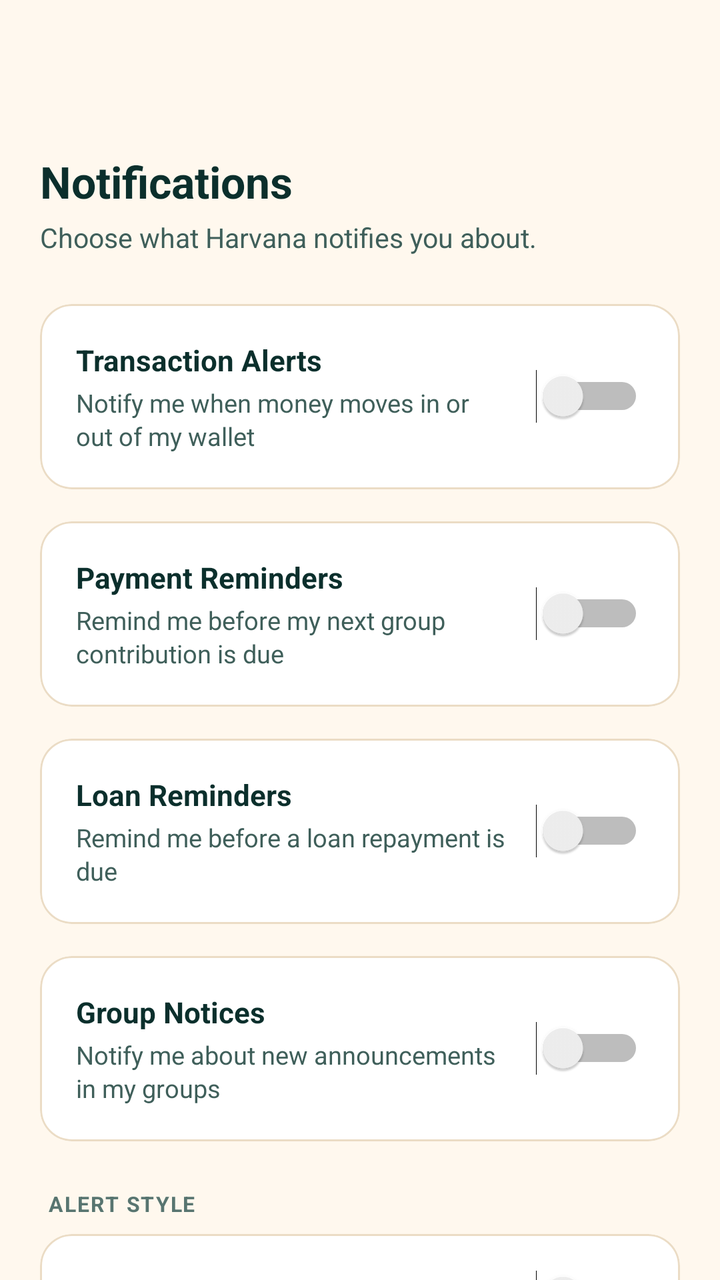
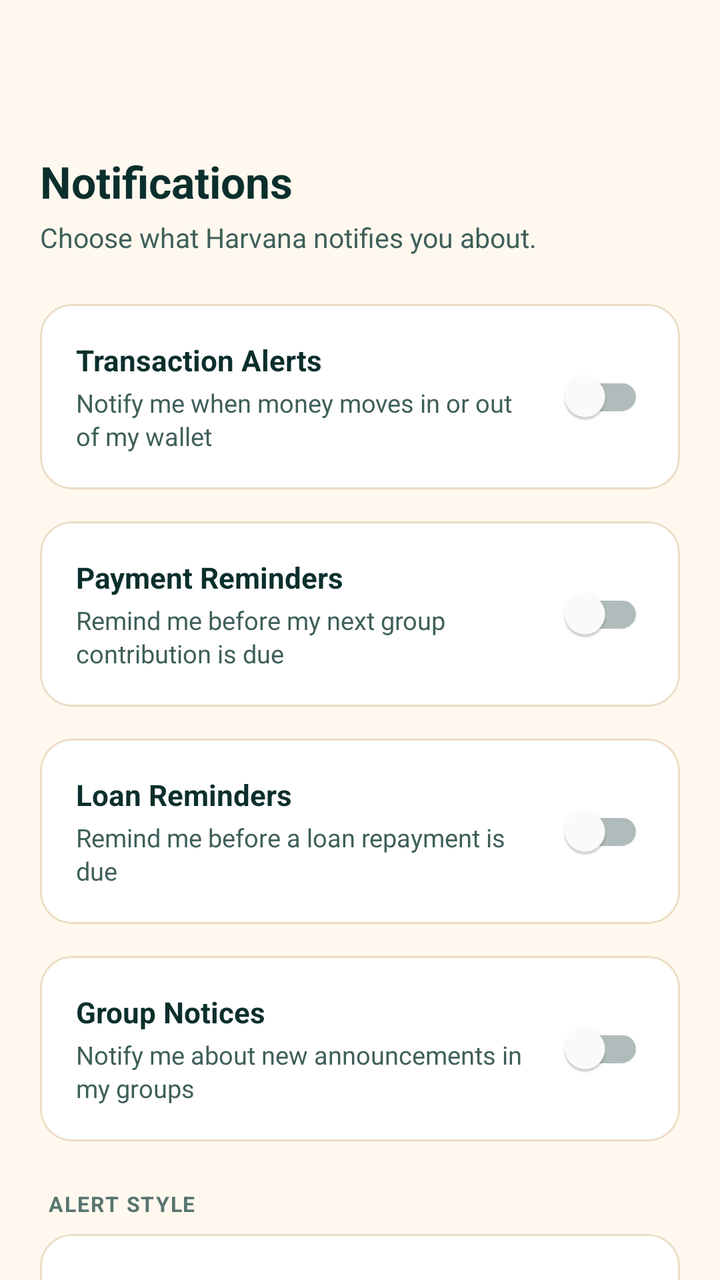

Before-and-after screenshots of an Android layout around one commit, followed by the original layout XML and the change that was made.
<!-- AndroidManifest.xml: application theme AppTheme -->
<!-- res/layout/notification_settings.xml -->
<androidx.coordinatorlayout.widget.CoordinatorLayout
	xmlns:android="http://schemas.android.com/apk/res/android"
	xmlns:app="http://schemas.android.com/apk/res-auto"
	xmlns:tools="http://schemas.android.com/tools"
	android:id="@+id/_coordinator"
	android:layout_width="match_parent"
	android:layout_height="match_parent">
	<com.google.android.material.appbar.AppBarLayout
		android:id="@+id/_app_bar"
		android:layout_width="match_parent"
		android:layout_height="wrap_content"
		android:theme="@style/AppTheme.AppBarOverlay"
		app:elevation="0dp"
		android:stateListAnimator="@null">
		<androidx.appcompat.widget.Toolbar
			android:id="@+id/_toolbar"
			android:layout_width="match_parent"
			android:layout_height="?attr/actionBarSize"
			android:background="?attr/appBarColor"
			app:popupTheme="@style/AppTheme.PopupOverlay" />
	</com.google.android.material.appbar.AppBarLayout>
	<androidx.core.widget.NestedScrollView
		android:layout_width="match_parent"
		android:layout_height="match_parent"
		android:fillViewport="true"
		android:overScrollMode="never"
		app:layout_behavior="@string/appbar_scrolling_view_behavior">
		<LinearLayout
			android:id="@+id/linear62"
			android:layout_width="match_parent"
			android:layout_height="wrap_content"
			android:padding="20dp"
			android:orientation="vertical">
			<TextView
				android:id="@+id/textview74"
				android:layout_width="wrap_content"
				android:layout_height="wrap_content"
				android:text="Notifications"
				android:textSize="22sp"
				android:textStyle="bold"
				android:textColor="@color/colorTextPrimary" />
			<TextView
				android:id="@+id/textview75"
				android:layout_width="match_parent"
				android:layout_height="wrap_content"
				android:layout_marginTop="4dp"
				android:layout_marginBottom="24dp"
				android:text="Choose what Harvana notifies you about."
				android:textColor="@color/colorTextSecondary"
				android:textSize="13.5sp"
				android:lineSpacingExtra="3dp" />
			<com.google.android.material.card.MaterialCardView
				android:id="@+id/cardview14"
				android:layout_width="match_parent"
				android:layout_height="wrap_content"
				android:layout_marginBottom="16dp"
				app:cardBackgroundColor="@color/colorSurface"
				app:cardCornerRadius="16dp"
				app:cardElevation="0dp"
				app:strokeColor="@color/colorCardStroke"
				app:strokeWidth="1dp">
				<LinearLayout
					android:id="@+id/linear63"
					android:layout_width="match_parent"
					android:layout_height="wrap_content"
					android:padding="18dp"
					android:gravity="center_vertical"
					android:orientation="horizontal">
					<LinearLayout
						android:id="@+id/linear64"
						android:layout_width="0dp"
						android:layout_height="wrap_content"
						android:orientation="vertical"
						android:layout_weight="1">
						<TextView
							android:id="@+id/textview76"
							android:layout_width="wrap_content"
							android:layout_height="wrap_content"
							android:text="Transaction Alerts"
							android:textStyle="bold"
							android:textColor="@color/colorTextPrimary"
							android:textSize="14.5sp" />
						<TextView
							android:id="@+id/textview77"
							android:layout_width="match_parent"
							android:layout_height="wrap_content"
							android:layout_marginTop="3dp"
							android:text="Notify me when money moves in or out of my wallet"
							android:textColor="@color/colorTextSecondary"
							android:textSize="12.5sp"
							android:lineSpacingExtra="2dp" />
					</LinearLayout>
					<Switch
						android:id="@+id/switchTransactionAlerts"
						android:layout_width="wrap_content"
						android:layout_height="wrap_content"
						android:textSize="12sp"
						android:layout_marginStart="12dp" />
				</LinearLayout>
			</com.google.android.material.card.MaterialCardView>
			<com.google.android.material.card.MaterialCardView
				android:id="@+id/cardview15"
				android:layout_width="match_parent"
				android:layout_height="wrap_content"
				android:layout_marginBottom="16dp"
				app:cardBackgroundColor="@color/colorSurface"
				app:cardCornerRadius="16dp"
				app:cardElevation="0dp"
				app:strokeColor="@color/colorCardStroke"
				app:strokeWidth="1dp">
				<LinearLayout
					android:id="@+id/linear65"
					android:layout_width="match_parent"
					android:layout_height="wrap_content"
					android:padding="18dp"
					android:gravity="center_vertical"
					android:orientation="horizontal">
					<LinearLayout
						android:id="@+id/linear66"
						android:layout_width="0dp"
						android:layout_height="wrap_content"
						android:orientation="vertical"
						android:layout_weight="1">
						<TextView
							android:id="@+id/textview78"
							android:layout_width="wrap_content"
							android:layout_height="wrap_content"
							android:text="Payment Reminders"
							android:textStyle="bold"
							android:textColor="@color/colorTextPrimary"
							android:textSize="14.5sp" />
						<TextView
							android:id="@+id/textview79"
							android:layout_width="match_parent"
							android:layout_height="wrap_content"
							android:layout_marginTop="3dp"
							android:text="Remind me before my next group contribution is due"
							android:textColor="@color/colorTextSecondary"
							android:textSize="12.5sp"
							android:lineSpacingExtra="2dp" />
					</LinearLayout>
					<Switch
						android:id="@+id/switchPaymentReminders"
						android:layout_width="wrap_content"
						android:layout_height="wrap_content"
						android:textSize="12sp"
						android:layout_marginStart="12dp" />
				</LinearLayout>
			</com.google.android.material.card.MaterialCardView>
			<com.google.android.material.card.MaterialCardView
				android:id="@+id/cardview16"
				android:layout_width="match_parent"
				android:layout_height="wrap_content"
				android:layout_marginBottom="16dp"
				app:cardBackgroundColor="@color/colorSurface"
				app:cardCornerRadius="16dp"
				app:cardElevation="0dp"
				app:strokeColor="@color/colorCardStroke"
				app:strokeWidth="1dp">
				<LinearLayout
					android:id="@+id/linear67"
					android:layout_width="match_parent"
					android:layout_height="wrap_content"
					android:padding="18dp"
					android:gravity="center_vertical"
					android:orientation="horizontal">
					<LinearLayout
						android:id="@+id/linear68"
						android:layout_width="0dp"
						android:layout_height="wrap_content"
						android:orientation="vertical"
						android:layout_weight="1">
						<TextView
							android:id="@+id/textview80"
							android:layout_width="wrap_content"
							android:layout_height="wrap_content"
							android:text="Loan Reminders"
							android:textStyle="bold"
							android:textColor="@color/colorTextPrimary"
							android:textSize="14.5sp" />
						<TextView
							android:id="@+id/textview81"
							android:layout_width="match_parent"
							android:layout_height="wrap_content"
							android:layout_marginTop="3dp"
							android:text="Remind me before a loan repayment is due"
							android:textColor="@color/colorTextSecondary"
							android:textSize="12.5sp"
							android:lineSpacingExtra="2dp" />
					</LinearLayout>
					<Switch
						android:id="@+id/switchLoanReminders"
						android:layout_width="wrap_content"
						android:layout_height="wrap_content"
						android:textSize="12sp"
						android:layout_marginStart="12dp" />
				</LinearLayout>
			</com.google.android.material.card.MaterialCardView>
			<com.google.android.material.card.MaterialCardView
				android:id="@+id/cardview17"
				android:layout_width="match_parent"
				android:layout_height="wrap_content"
				android:layout_marginBottom="24dp"
				app:cardBackgroundColor="@color/colorSurface"
				app:cardCornerRadius="16dp"
				app:cardElevation="0dp"
				app:strokeColor="@color/colorCardStroke"
				app:strokeWidth="1dp">
				<LinearLayout
					android:id="@+id/linear69"
					android:layout_width="match_parent"
					android:layout_height="wrap_content"
					android:padding="18dp"
					android:gravity="center_vertical"
					android:orientation="horizontal">
					<LinearLayout
						android:id="@+id/linear70"
						android:layout_width="0dp"
						android:layout_height="wrap_content"
						android:orientation="vertical"
						android:layout_weight="1">
						<TextView
							android:id="@+id/textview82"
							android:layout_width="wrap_content"
							android:layout_height="wrap_content"
							android:text="Group Notices"
							android:textStyle="bold"
							android:textColor="@color/colorTextPrimary"
							android:textSize="14.5sp" />
						<TextView
							android:id="@+id/textview83"
							android:layout_width="match_parent"
							android:layout_height="wrap_content"
							android:layout_marginTop="3dp"
							android:text="Notify me about new announcements in my groups"
							android:textColor="@color/colorTextSecondary"
							android:textSize="12.5sp"
							android:lineSpacingExtra="2dp" />
					</LinearLayout>
					<Switch
						android:id="@+id/switchGroupNotices"
						android:layout_width="wrap_content"
						android:layout_height="wrap_content"
						android:textSize="12sp"
						android:layout_marginStart="12dp" />
				</LinearLayout>
			</com.google.android.material.card.MaterialCardView>
			<TextView
				android:id="@+id/textview84"
				android:layout_width="wrap_content"
				android:layout_height="wrap_content"
				android:layout_marginBottom="8dp"
				android:text="ALERT STYLE"
				android:textStyle="bold"
				android:textColor="@color/colorTextTertiary"
				android:textSize="10.5sp"
				android:layout_marginStart="4dp"
				android:letterSpacing="0.06" />
			<com.google.android.material.card.MaterialCardView
				android:id="@+id/cardview18"
				android:layout_width="match_parent"
				android:layout_height="wrap_content"
				android:layout_marginBottom="16dp"
				app:cardBackgroundColor="@color/colorSurface"
				app:cardCornerRadius="16dp"
				app:cardElevation="0dp"
				app:strokeColor="@color/colorCardStroke"
				app:strokeWidth="1dp">
				<LinearLayout
					android:id="@+id/linear71"
					android:layout_width="match_parent"
					android:layout_height="wrap_content"
					android:orientation="vertical">
					<LinearLayout
						android:id="@+id/linear72"
						android:layout_width="match_parent"
						android:layout_height="wrap_content"
						android:padding="18dp"
						android:gravity="center_vertical"
						android:orientation="horizontal">
						<TextView
							android:id="@+id/textview85"
							android:layout_width="0dp"
							android:layout_height="wrap_content"
							android:text="Sound"
							android:textColor="@color/colorTextPrimary"
							android:layout_weight="1"
							android:textSize="14.5sp" />
						<Switch
							android:id="@+id/switchSound"
							android:layout_width="wrap_content"
							android:layout_height="wrap_content"
							android:textSize="12sp"
							android:layout_marginStart="12dp" />
					</LinearLayout>
					<View
						android:id="@+id/view73"
						android:layout_width="match_parent"
						android:layout_height="1dp"
						android:background="@color/colorDivider"
						android:layout_marginStart="18dp" />
					<LinearLayout
						android:id="@+id/linear74"
						android:layout_width="match_parent"
						android:layout_height="wrap_content"
						android:padding="18dp"
						android:gravity="center_vertical"
						android:orientation="horizontal">
						<TextView
							android:id="@+id/textview86"
							android:layout_width="0dp"
							android:layout_height="wrap_content"
							android:text="Vibrate"
							android:textColor="@color/colorTextPrimary"
							android:layout_weight="1"
							android:textSize="14.5sp" />
						<Switch
							android:id="@+id/switchVibrate"
							android:layout_width="wrap_content"
							android:layout_height="wrap_content"
							android:textSize="12sp"
							android:layout_marginStart="12dp" />
					</LinearLayout>
				</LinearLayout>
			</com.google.android.material.card.MaterialCardView>
			<TextView
				android:id="@+id/textview87"
				android:layout_width="match_parent"
				android:layout_height="wrap_content"
				android:text="These control whether Harvana shows you a notification for each type of event. Turning one off doesn't cancel the underlying reminder — it just won't appear as a push notification."
				android:textSize="12sp"
				android:textColor="@color/colorTextTertiary"
				android:layout_marginStart="4dp"
				android:lineSpacingExtra="3dp" />
		</LinearLayout>
	</androidx.core.widget.NestedScrollView>
</androidx.coordinatorlayout.widget.CoordinatorLayout>
<!-- resources referenced by this layout -->
<resources>
  <style name="AppTheme" parent="Theme.MaterialComponents.DayNight.NoActionBar">
          <item name="popupMenuStyle">@style/HarvanaPopupMenu</item>
          <item name="actionOverflowMenuStyle">@style/HarvanaPopupMenu</item>
          
          <item name="spinnerStyle">@style/HarvanaSpinner</item>
          <item name="materialButtonStyle">@style/HarvanaButton</item>
          <item name="materialButtonOutlinedStyle">@style/HarvanaButton.Outlined</item>
          
          <item name="homeAsUpIndicator">@drawable/ic_nav_back</item>
          
          <item name="android:textViewStyle">@style/HarvanaTextView</item>
          <item name="appBarColor">@color/colorBackground</item>
          <item name="onAppBarColor">@color/colorTextPrimary</item>
          <item name="colorSecondary">@color/colorAccent</item>
          <item name="colorOnSecondary">@color/colorTextOnAccent</item>
          <item name="colorPrimaryVariant">@color/colorAccentDark</item>
          <item name="colorSecondaryVariant">@color/colorAccentDark</item>
          <item name="colorError">@color/colorError</item>
          <item name="colorOnError">@color/colorTextPrimaryWhite</item>
          <item name="colorControlActivated">@color/colorAccent</item>
          <item name="colorControlNormal">@color/colorControlNormal</item>
          <item name="colorControlHighlight">@color/colorAccentRipple</item>
          <item name="android:textColorHighlight">@color/colorAccentStroke</item>
          <item name="android:textColorLink">@color/colorAccentStrong</item>
          <item name="android:editTextColor">@color/colorTextPrimary</item>
          <item name="android:navigationBarColor">@color/colorBackground</item>
          <item name="colorPrimary">@color/colorAccent</item>
          <item name="colorPrimaryDark">@color/colorAccentStrong</item>
          <item name="colorAccent">@color/colorAccent</item>
          <item name="colorSurface">@color/colorSurface</item>
          <item name="colorOnPrimary">@color/colorTextOnAccent</item>
          <item name="colorOnSurface">@color/colorTextPrimary</item>
          <item name="colorOnBackground">@color/colorTextPrimary</item>
          <item name="colorOnSurfaceVariant">@color/colorTextSecondary</item>
          <item name="android:textColorPrimary">@color/colorTextPrimary</item>
          <item name="android:textColorSecondary">@color/colorTextSecondary</item>
          <item name="android:textColorHint">@color/colorTextTertiary</item>
          <item name="android:statusBarColor">?attr/appBarColor</item>
          <item name="android:windowLightStatusBar">true</item>
          <item name="android:windowBackground">@color/colorBackground</item>
          <item name="alertDialogTheme">@style/HarvanaAlertDialog</item>
          <item name="materialAlertDialogTheme">@style/HarvanaAlertDialog</item>
          <item name="bottomSheetDialogTheme">@style/HarvanaBottomSheetDialog</item>
      </style>
  <!-- unchanged entries left out for length: 31 -->
</resources>

<!-- the commit's change to res/layout/notification_settings.xml (unified diff, before → after) -->
@@ -90,7 +90,7 @@
 							android:textSize="12.5sp"
 							android:lineSpacingExtra="2dp" />
 					</LinearLayout>
-					<Switch
+					<com.google.android.material.switchmaterial.SwitchMaterial
 						android:id="@+id/switchTransactionAlerts"
 						android:layout_width="wrap_content"
 						android:layout_height="wrap_content"
@@ -139,7 +139,7 @@
 							android:textSize="12.5sp"
 							android:lineSpacingExtra="2dp" />
 					</LinearLayout>
-					<Switch
+					<com.google.android.material.switchmaterial.SwitchMaterial
 						android:id="@+id/switchPaymentReminders"
 						android:layout_width="wrap_content"
 						android:layout_height="wrap_content"
@@ -188,7 +188,7 @@
 							android:textSize="12.5sp"
 							android:lineSpacingExtra="2dp" />
 					</LinearLayout>
-					<Switch
+					<com.google.android.material.switchmaterial.SwitchMaterial
 						android:id="@+id/switchLoanReminders"
 						android:layout_width="wrap_content"
 						android:layout_height="wrap_content"
@@ -237,7 +237,7 @@
 							android:textSize="12.5sp"
 							android:lineSpacingExtra="2dp" />
 					</LinearLayout>
-					<Switch
+					<com.google.android.material.switchmaterial.SwitchMaterial
 						android:id="@+id/switchGroupNotices"
 						android:layout_width="wrap_content"
 						android:layout_height="wrap_content"
@@ -286,19 +286,19 @@
 							android:textColor="@color/colorTextPrimary"
 							android:layout_weight="1"
 							android:textSize="14.5sp" />
-						<Switch
+						<com.google.android.material.switchmaterial.SwitchMaterial
 							android:id="@+id/switchSound"
 							android:layout_width="wrap_content"
 							android:layout_height="wrap_content"
 							android:textSize="12sp"
 							android:layout_marginStart="12dp" />
 					</LinearLayout>
-					<View
+					<com.google.android.material.divider.MaterialDivider
 						android:id="@+id/view73"
 						android:layout_width="match_parent"
 						android:layout_height="1dp"
-						android:background="@color/colorDivider"
-						android:layout_marginStart="18dp" />
+						android:layout_marginStart="18dp"
+	app:dividerColor="@color/colorDivider"/>
 					<LinearLayout
 						android:id="@+id/linear74"
 						android:layout_width="match_parent"
@@ -314,7 +314,7 @@
 							android:textColor="@color/colorTextPrimary"
 							android:layout_weight="1"
 							android:textSize="14.5sp" />
-						<Switch
+						<com.google.android.material.switchmaterial.SwitchMaterial
 							android:id="@+id/switchVibrate"
 							android:layout_width="wrap_content"
 							android:layout_height="wrap_content"
<!-- resource entries referenced after the edit -->
@@ -7,6 +7,9 @@
           <item name="spinnerStyle">@style/HarvanaSpinner</item>
           <item name="materialButtonStyle">@style/HarvanaButton</item>
           <item name="materialButtonOutlinedStyle">@style/HarvanaButton.Outlined</item>
+          <item name="textInputStyle">@style/Harvana.TextInputLayout</item>
+          <item name="materialCardViewStyle">@style/Harvana.Card</item>
+          <item name="borderlessButtonStyle">@style/HarvanaButton.Text</item>
           
           <item name="homeAsUpIndicator">@drawable/ic_nav_back</item>
           
@@ -44,6 +47,30 @@
           <item name="materialAlertDialogTheme">@style/HarvanaAlertDialog</item>
           <item name="bottomSheetDialogTheme">@style/HarvanaBottomSheetDialog</item>
       </style>
+  <style name="Harvana.TextInputLayout" parent="Widget.MaterialComponents.TextInputLayout.OutlinedBox">
+          <item name="boxCornerRadiusTopStart">12dp</item>
+          <item name="boxCornerRadiusTopEnd">12dp</item>
+          <item name="boxCornerRadiusBottomStart">12dp</item>
+          <item name="boxCornerRadiusBottomEnd">12dp</item>
+          <item name="boxStrokeColor">@color/colorAccent</item>
+          <item name="hintTextColor">@color/colorAccent</item>
+          <item name="android:textColorHint">@color/colorTextTertiary</item>
+      </style>
+  <style name="Harvana.Card" parent="Widget.MaterialComponents.CardView">
+          <item name="cardBackgroundColor">@color/colorSurface</item>
+          <item name="cardCornerRadius">16dp</item>
+          <item name="cardElevation">0dp</item>
+          <item name="strokeColor">@color/colorCardStroke</item>
+          <item name="strokeWidth">1dp</item>
+          <item name="rippleColor">@color/colorAccentRipple</item>
+      </style>
+  <style name="HarvanaButton.Text" parent="Widget.MaterialComponents.Button.TextButton">
+          <item name="cornerRadius">12dp</item>
+          <item name="android:textAllCaps">false</item>
+          <item name="android:textStyle">bold</item>
+          <item name="android:textColor">@color/colorAccentStrong</item>
+          <item name="rippleColor">@color/colorAccentRipple</item>
+      </style>
   <!-- unchanged entries left out for length: 31 -->
 </resources>
 
